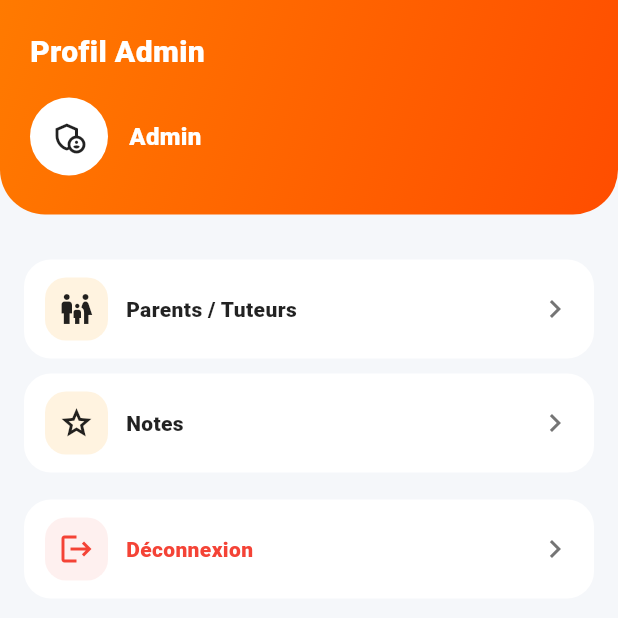
After one commit to MaramYahyaoui/ProjetFlutter, a Flutter app: the AdminProfilePage screen opened directly, on a phone screen of 412 x 824 dp, the top half of it. The commit adds this screen. Run offline on Flutter 3.47's test engine with Material 3 defaults, Android fonts, the phone set to English and light mode, and no system bars; our stand-ins replace cloud_firestore, file_picker, firebase_auth, firebase_core, pdf, printing; accounts and stored records are empty.

Commit message:
commit 12

```diff
--- /dev/null
+++ b/lib/presentation/pages/admin/admin_profile_page.dart
@@ -0,0 +1,211 @@
+import 'package:firebase_auth/firebase_auth.dart';
+import 'package:flutter/material.dart';
+
+import 'notes/admin_notes_page.dart';
+import 'parents/admin_parents_page.dart';
+
+class AdminProfilePage extends StatelessWidget {
+  const AdminProfilePage({super.key});
+
+  Future<void> _signOut(BuildContext context) async {
+    try {
+      await FirebaseAuth.instance.signOut();
+      if (context.mounted) {
+        Navigator.of(
+          context,
+        ).pushNamedAndRemoveUntil('/login', (route) => false);
+      }
+    } catch (e) {
+      if (context.mounted) {
+        ScaffoldMessenger.of(context).showSnackBar(
+          SnackBar(content: Text('Erreur lors de la déconnexion: $e')),
+        );
+      }
+    }
+  }
+
+  @override
+  Widget build(BuildContext context) {
+    final user = FirebaseAuth.instance.currentUser;
+    final userName = user?.displayName?.trim().isNotEmpty == true
+        ? user!.displayName!.trim()
+        : 'Admin';
+    final userEmail = user?.email ?? '';
+
+    return Scaffold(
+      backgroundColor: const Color(0xFFF5F7FA),
+      body: SafeArea(
+        child: SingleChildScrollView(
+          child: Column(
+            children: [
+              Container(
+                width: double.infinity,
+                decoration: const BoxDecoration(
+                  gradient: LinearGradient(
+                    colors: [Color(0xFFFF7A00), Color(0xFFFF4D00)],
+                    begin: Alignment.topLeft,
+                    end: Alignment.bottomRight,
+                  ),
+                  borderRadius: BorderRadius.only(
+                    bottomLeft: Radius.circular(30),
+                    bottomRight: Radius.circular(30),
+                  ),
+                ),
+                child: Padding(
+                  padding: const EdgeInsets.fromLTRB(20, 20, 20, 26),
+                  child: Column(
+                    children: [
+                      const Align(
+                        alignment: Alignment.centerLeft,
+                        child: Text(
+                          'Profil Admin',
+                          style: TextStyle(
+                            color: Colors.white,
+                            fontSize: 20,
+                            fontWeight: FontWeight.w800,
+                          ),
+                        ),
+                      ),
+                      const SizedBox(height: 16),
+                      Row(
+                        children: [
+                          const CircleAvatar(
+                            radius: 26,
+                            backgroundColor: Colors.white,
+                            child: Icon(
+                              Icons.admin_panel_settings_outlined,
+                              color: Colors.black87,
+                            ),
+                          ),
+                          const SizedBox(width: 14),
+                          Expanded(
+                            child: Column(
+                              crossAxisAlignment: CrossAxisAlignment.start,
+                              children: [
+                                Text(
+                                  userName,
+                                  style: const TextStyle(
+                                    color: Colors.white,
+                                    fontSize: 16,
+                                    fontWeight: FontWeight.w800,
+                                  ),
+                                ),
+                                if (userEmail.isNotEmpty)
+                                  Text(
+                                    userEmail,
+                                    style: const TextStyle(
+                                      color: Colors.white70,
+                                      fontSize: 13,
+                                    ),
+                                  ),
+                              ],
+                            ),
+                          ),
+                        ],
+                      ),
+                    ],
+                  ),
+                ),
+              ),
+              const SizedBox(height: 14),
+              Padding(
+                padding: const EdgeInsets.all(16),
+                child: Column(
+                  children: [
+                    _ActionTile(
+                      icon: Icons.family_restroom_outlined,
+                      title: 'Parents / Tuteurs',
+                      onTap: () {
+                        Navigator.of(context).push(
+                          MaterialPageRoute(
+                            builder: (_) => const AdminParentsPage(),
+                          ),
+                        );
+                      },
+                    ),
+                    const SizedBox(height: 10),
+                    _ActionTile(
+                      icon: Icons.grade_outlined,
+                      title: 'Notes',
+                      onTap: () {
+                        Navigator.of(context).push(
+                          MaterialPageRoute(
+                            builder: (_) => const AdminNotesPage(),
+                          ),
+                        );
+                      },
+                    ),
+                    const SizedBox(height: 18),
+                    _ActionTile(
+                      icon: Icons.logout,
+                      title: 'Déconnexion',
+                      danger: true,
+                      onTap: () => _signOut(context),
+                    ),
+                  ],
+                ),
+              ),
+            ],
+          ),
+        ),
+      ),
+    );
+  }
+}
+
+class _ActionTile extends StatelessWidget {
+  final IconData icon;
+  final String title;
+  final VoidCallback onTap;
+  final bool danger;
+
+  const _ActionTile({
+    required this.icon,
+    required this.title,
+    required this.onTap,
+    this.danger = false,
+  });
+
+  @override
+  Widget build(BuildContext context) {
+    final titleColor = danger ? Colors.red : Colors.black87;
+
+    return Material(
+      color: Colors.white,
+      borderRadius: BorderRadius.circular(18),
+      child: InkWell(
+        onTap: onTap,
+        borderRadius: BorderRadius.circular(18),
+        child: Padding(
+          padding: const EdgeInsets.symmetric(horizontal: 14, vertical: 12),
+          child: Row(
+            children: [
+              Container(
+                width: 42,
+                height: 42,
+                decoration: BoxDecoration(
+                  color: danger
+                      ? Colors.red.withOpacity(0.08)
+                      : const Color(0xFFFFF3E0),
+                  borderRadius: BorderRadius.circular(14),
+                ),
+                child: Icon(icon, color: titleColor),
+              ),
+              const SizedBox(width: 12),
+              Expanded(
+                child: Text(
+                  title,
+                  style: TextStyle(
+                    color: titleColor,
+                    fontWeight: FontWeight.w800,
+                  ),
+                ),
+              ),
+              Icon(Icons.chevron_right, color: Colors.grey[600]),
+            ],
+          ),
+        ),
+      ),
+    );
+  }
+}
```
Also changed, not shown: lib/main.dart (+8 -11 lines), lib/presentation/pages/admin/admin_dashboard.dart (+0 -21 lines), lib/presentation/pages/admin/admin_shell.dart (added, +110 -0 lines), lib/presentation/pages/admin/notes/admin_notes_page.dart (added, +14 -0 lines), lib/presentation/pages/admin/parents/admin_parents_page.dart (added, +140 -0 lines), lib/presentation/pages/admin/timetable/timetable_page.dart (+0 -9 lines), lib/presentation/pages/admin/users/add_user_page.dart (+84 -5 lines), lib/presentation/pages/auth/Login.dart (+10 -11 lines), lib/presentation/pages/student/screens/profile_page.dart (+21 -17 lines), 6 other files.
